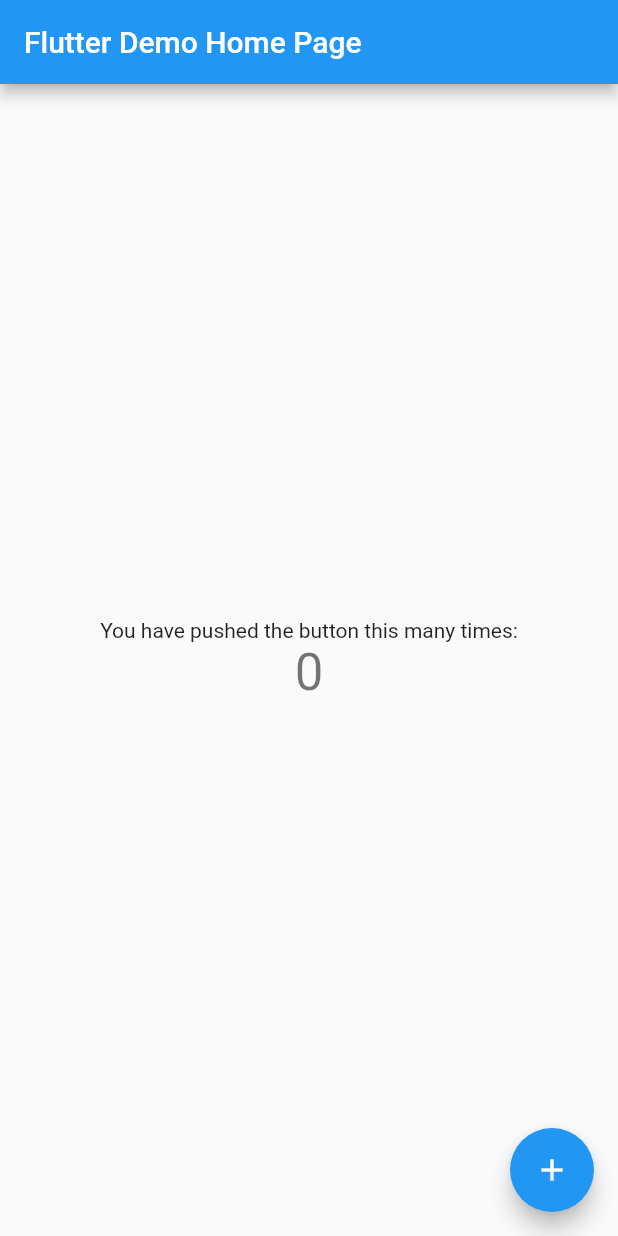
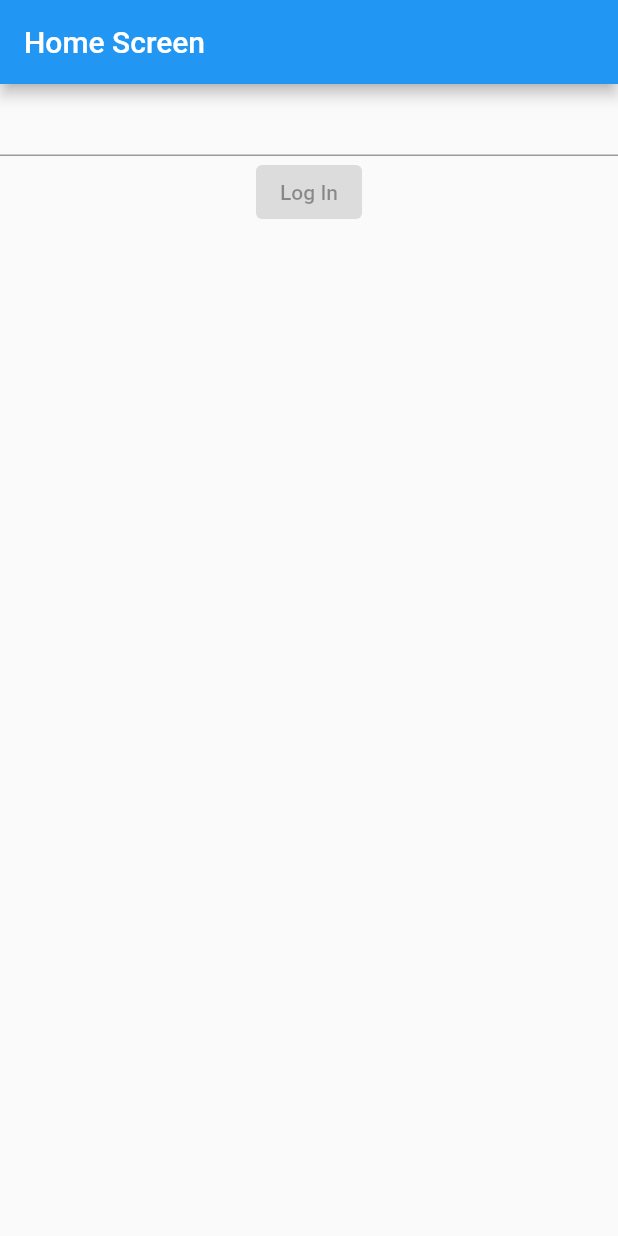
Before and after one commit to sergioprot/RouterDemo, a Flutter app: the screen it shows after launch, on a phone screen of 412 x 824 dp. Run offline on Flutter 3.47's test engine with Material 2 defaults, Android fonts, the light colour scheme and no system bars.

Commit message:
Demo pages

```diff
--- /dev/null
+++ b/router_demo/lib/logged_user.dart
@@ -0,0 +1,5 @@
+class LoggedUser {
+  String username = '';
+}
+
+LoggedUser loggedUser = LoggedUser();
--- a/router_demo/lib/main.dart
+++ b/router_demo/lib/main.dart
@@ -1,115 +1,6 @@
 import 'package:flutter/material.dart';
+import 'package:router_demo/my_app.dart';
 
 void main() {
   runApp(const MyApp());
 }
-
-class MyApp extends StatelessWidget {
-  const MyApp({Key? key}) : super(key: key);
-
-  // This widget is the root of your application.
-  @override
-  Widget build(BuildContext context) {
-    return MaterialApp(
-      title: 'Flutter Demo',
-      theme: ThemeData(
-        // This is the theme of your application.
-        //
-        // Try running your application with "flutter run". You'll see the
-        // application has a blue toolbar. Then, without quitting the app, try
-        // changing the primarySwatch below to Colors.green and then invoke
-        // "hot reload" (press "r" in the console where you ran "flutter run",
-        // or simply save your changes to "hot reload" in a Flutter IDE).
-        // Notice that the counter didn't reset back to zero; the application
-        // is not restarted.
-        primarySwatch: Colors.blue,
-      ),
-      home: const MyHomePage(title: 'Flutter Demo Home Page'),
-    );
-  }
-}
-
-class MyHomePage extends StatefulWidget {
-  const MyHomePage({Key? key, required this.title}) : super(key: key);
-
-  // This widget is the home page of your application. It is stateful, meaning
-  // that it has a State object (defined below) that contains fields that affect
-  // how it looks.
-
-  // This class is the configuration for the state. It holds the values (in this
-  // case the title) provided by the parent (in this case the App widget) and
-  // used by the build method of the State. Fields in a Widget subclass are
-  // always marked "final".
-
-  final String title;
-
-  @override
-  State<MyHomePage> createState() => _MyHomePageState();
-}
-
-class _MyHomePageState extends State<MyHomePage> {
-  int _counter = 0;
-
-  void _incrementCounter() {
-    setState(() {
-      // This call to setState tells the Flutter framework that something has
-      // changed in this State, which causes it to rerun the build method below
-      // so that the display can reflect the updated values. If we changed
-      // _counter without calling setState(), then the build method would not be
-      // called again, and so nothing would appear to happen.
-      _counter++;
-    });
-  }
-
-  @override
-  Widget build(BuildContext context) {
-    // This method is rerun every time setState is called, for instance as done
-    // by the _incrementCounter method above.
-    //
-    // The Flutter framework has been optimized to make rerunning build methods
-    // fast, so that you can just rebuild anything that needs updating rather
-    // than having to individually change instances of widgets.
-    return Scaffold(
-      appBar: AppBar(
-        // Here we take the value from the MyHomePage object that was created by
-        // the App.build method, and use it to set our appbar title.
-        title: Text(widget.title),
-      ),
-      body: Center(
-        // Center is a layout widget. It takes a single child and positions it
-        // in the middle of the parent.
-        child: Column(
-          // Column is also a layout widget. It takes a list of children and
-          // arranges them vertically. By default, it sizes itself to fit its
-          // children horizontally, and tries to be as tall as its parent.
-          //
-          // Invoke "debug painting" (press "p" in the console, choose the
-          // "Toggle Debug Paint" action from the Flutter Inspector in Android
-          // Studio, or the "Toggle Debug Paint" command in Visual Studio Code)
-          // to see the wireframe for each widget.
-          //
-          // Column has various properties to control how it sizes itself and
-          // how it positions its children. Here we use mainAxisAlignment to
-          // center the children vertically; the main axis here is the vertical
-          // axis because Columns are vertical (the cross axis would be
-          // horizontal).
-          mainAxisAlignment: MainAxisAlignment.center,
-          children: <Widget>[
-            const Text(
-              'You have pushed the button this many times:',
-            ),
-            Text(
-              '$_counter',
-              style: Theme.of(context).textTheme.headline4,
-            ),
-          ],
-        ),
-      ),
-      floatingActionButton: FloatingActionButton(
-        onPressed: _incrementCounter,
-        tooltip: 'Increment',
-        child: const Icon(Icons.add),
-      ), // This trailing comma makes auto-formatting nicer for build methods.
-    );
-  }
-}
--- /dev/null
+++ b/router_demo/lib/my_app.dart
@@ -0,0 +1,14 @@
+import 'package:flutter/material.dart';
+import 'package:router_demo/screens/log_in_screen.dart';
+
+class MyApp extends StatelessWidget {
+  const MyApp({Key? key}) : super(key: key);
+
+  @override
+  Widget build(BuildContext context) {
+    return const MaterialApp(
+      title: 'Router Demo',
+      home: LogInScreen(),
+    );
+  }
+}
--- /dev/null
+++ b/router_demo/lib/screens/log_in_screen.dart
@@ -0,0 +1,38 @@
+import 'package:flutter/material.dart';
+import 'package:router_demo/logged_user.dart';
+import 'package:router_demo/screens/members_area.dart';
+
+class LogInScreen extends StatefulWidget {
+  const LogInScreen({Key? key}) : super(key: key);
+
+  @override
+  _LogInScreenState createState() => _LogInScreenState();
+}
+
+class _LogInScreenState extends State<LogInScreen> {
+  TextEditingController inputController = TextEditingController();
+
+  @override
+  Widget build(BuildContext context) {
+    return Scaffold(
+      appBar: AppBar(title: const Text('Home Screen')),
+      body: Column(
+        children: [
+          TextField(
+            controller: inputController,
+            onChanged: (_) => setState(() {}),
+          ),
+          ElevatedButton(
+            onPressed: inputController.text.isEmpty
+                ? null
+                : () {
+                    loggedUser.username = inputController.text;
+                    Navigator.push(context, MaterialPageRoute(builder: (context) => const MembersArea()));
+                  },
+            child: const Text('Log In'),
+          ),
+        ],
+      ),
+    );
+  }
+}
```
Also changed, not shown: router_demo/lib/screens/members_area.dart (added, +67 -0 lines), router_demo/lib/screens/profile.dart (added, +36 -0 lines), router_demo/lib/screens/profile_list.dart (added, +32 -0 lines), 1 other file.
